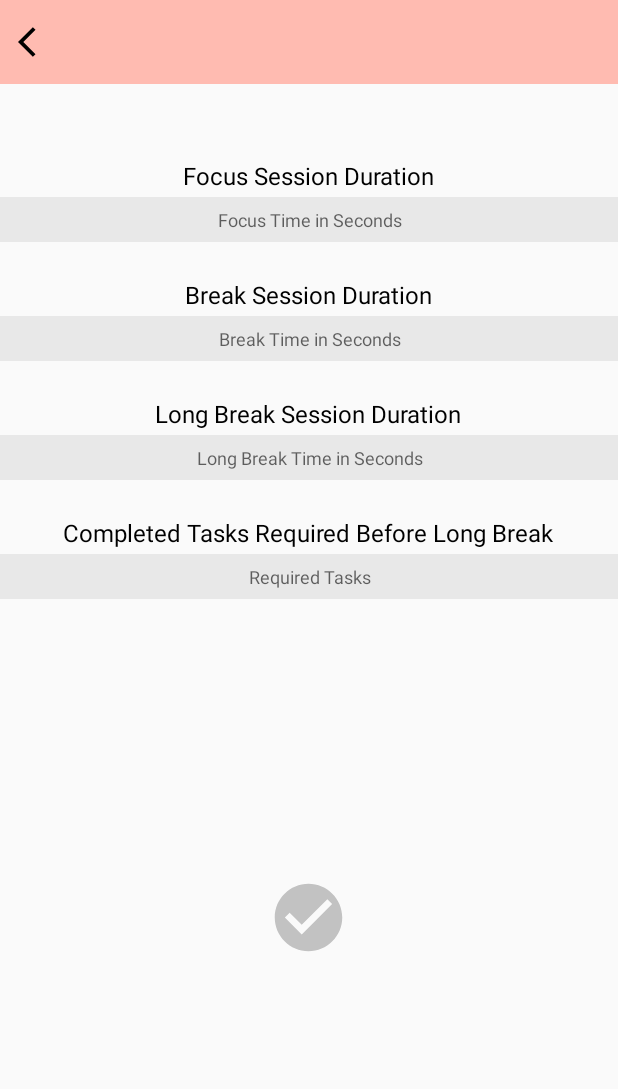
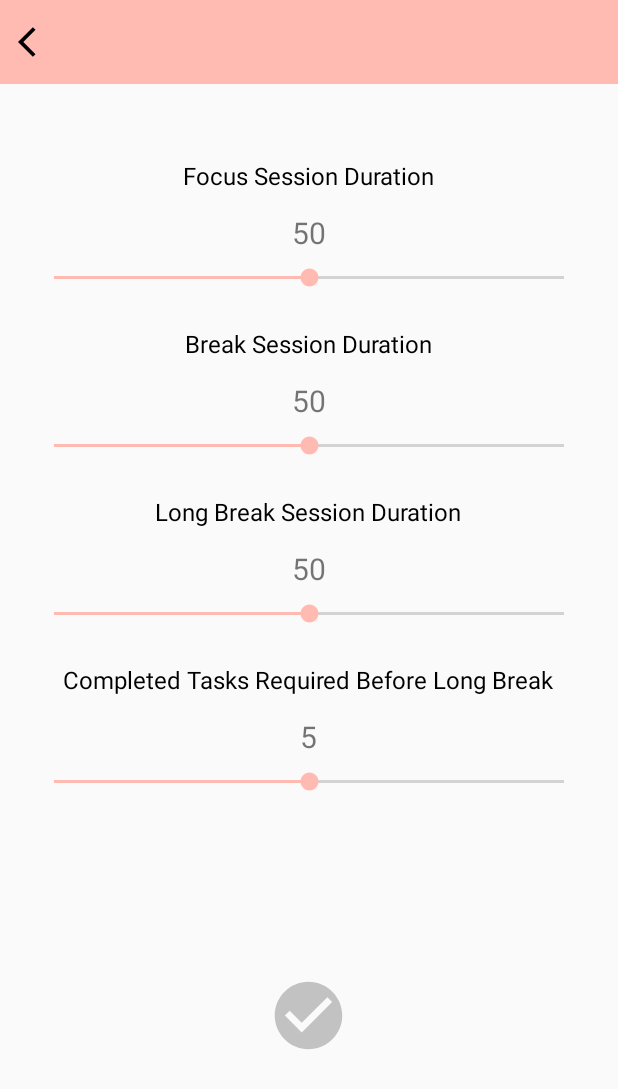
Before and after one commit to urieljefferson-mynt/Pomodowo, an Android app: the screen it shows after launch (MainActivity), after a tap on an icon or button, on a phone screen of 412 x 824 dp. Shown: the top 1089 px of the screen. Run offline under Robolectric (Android 15) with nearby library versions, the phone set to English and light mode, and no system bars.

Commit message:
added seekbar in app settings

```diff
--- a/app/src/main/res/layout/fragment_settings.xml
+++ b/app/src/main/res/layout/fragment_settings.xml
@@ -26,16 +26,27 @@
             android:layout_centerHorizontal="true"
             android:textColor="@color/black"/>
 
-        <EditText
-            android:id="@+id/et_focustime"
+        <TextView
+            android:id="@+id/tv_focusDuration"
+            android:layout_width="wrap_content"
+            android:layout_height="wrap_content"
+            android:text="50"
+            android:textSize="20sp"
+            android:layout_marginTop="35dp"
+            android:layout_centerHorizontal="true"/>
+
+        <SeekBar
+            android:id="@+id/sb_focus"
             android:layout_width="match_parent"
-            android:layout_height="30dp"
-            android:hint="Focus Time in Seconds"
-            android:textSize="12sp"
-            android:gravity="center"
-            android:background="#E8E8E8"
-            android:layout_marginTop="25dp"
-            android:inputType="number"/>
+            android:layout_height="wrap_content"
+            android:theme="@style/SeekBarColor"
+            android:layout_marginStart="20dp"
+            android:layout_marginTop="70dp"
+            android:layout_marginEnd="20dp"
+            android:max="100"
+            android:min="0"
+            android:progress="50" />
+
 
     </RelativeLayout>
 
@@ -53,16 +64,26 @@
             android:layout_centerHorizontal="true"
             android:textColor="@color/black"/>
 
-        <EditText
-            android:id="@+id/et_shortbreaktime"
+        <TextView
+            android:id="@+id/tv_breakDuration"
+            android:layout_width="wrap_content"
+            android:layout_height="wrap_content"
+            android:text="50"
+            android:textSize="20sp"
+            android:layout_marginTop="35dp"
+            android:layout_centerHorizontal="true"/>
+
+        <SeekBar
+            android:id="@+id/sb_break"
             android:layout_width="match_parent"
-            android:layout_height="30dp"
-            android:hint="Break Time in Seconds"
-            android:textSize="12sp"
-            android:gravity="center"
-            android:background="#E8E8E8"
-            android:layout_marginTop="25dp"
-            android:inputType="number"/>
+            android:layout_height="wrap_content"
+            android:theme="@style/SeekBarColor"
+            android:max="100"
+            android:min="0"
+            android:progress="50"
+            android:layout_marginStart="20dp"
+            android:layout_marginEnd="20dp"
+            android:layout_marginTop="70dp"/>
 
     </RelativeLayout>
 
@@ -80,16 +101,26 @@
             android:layout_centerHorizontal="true"
             android:textColor="@color/black"/>
 
-        <EditText
-            android:id="@+id/et_longbreaktime"
+        <TextView
+            android:id="@+id/tv_longBreakDuration"
+            android:layout_width="wrap_content"
+            android:layout_height="wrap_content"
+            android:text="50"
+            android:textSize="20sp"
+            android:layout_marginTop="35dp"
+            android:layout_centerHorizontal="true"/>
+
+        <SeekBar
+            android:id="@+id/sb_longBreak"
             android:layout_width="match_parent"
-            android:layout_height="30dp"
-            android:hint="Long Break Time in Seconds"
-            android:textSize="12sp"
-            android:gravity="center"
-            android:background="#E8E8E8"
-            android:layout_marginTop="25dp"
-            android:inputType="number"/>
+            android:layout_height="wrap_content"
+            android:theme="@style/SeekBarColor"
+            android:max="100"
+            android:min="0"
+            android:progress="50"
+            android:layout_marginStart="20dp"
+            android:layout_marginEnd="20dp"
+            android:layout_marginTop="70dp"/>
 
     </RelativeLayout>
 
@@ -107,16 +138,26 @@
             android:layout_centerHorizontal="true"
             android:textColor="@color/black"/>
 
-        <EditText
-            android:id="@+id/et_tasks"
+        <TextView
+            android:id="@+id/tv_completeTask"
+            android:layout_width="wrap_content"
+            android:layout_height="wrap_content"
+            android:text="5"
+            android:textSize="20sp"
+            android:layout_marginTop="35dp"
+            android:layout_centerHorizontal="true"/>
+
+        <SeekBar
+            android:id="@+id/sb_completeTask"
             android:layout_width="match_parent"
-            android:layout_height="30dp"
-            android:hint="Required Tasks"
-            android:textSize="12sp"
-            android:gravity="center"
-            android:background="#E8E8E8"
-            android:layout_marginTop="25dp"
-            android:inputType="number"/>
+            android:layout_height="wrap_content"
+            android:theme="@style/SeekBarColor"
+            android:max="10"
+            android:min="0"
+            android:progress="5"
+            android:layout_marginStart="20dp"
+            android:layout_marginEnd="20dp"
+            android:layout_marginTop="70dp"/>
 
     </RelativeLayout>
 
--- /dev/null
+++ b/app/src/main/res/values/styles.xml
@@ -0,0 +1,9 @@
+<?xml version="1.0" encoding="utf-8"?>
+<resources>
+
+    <style name="SeekBarColor"
+        parent="Widget.AppCompat.SeekBar">
+        <item name="colorAccent">@color/focus</item>
+    </style>
+
+</resources>
```
Also changed, not shown: app/src/main/java/ph/apper/android/pagatpatan/pomodowo/SettingsFragment.kt (+89 -3 lines), app/src/main/java/ph/apper/android/pagatpatan/pomodowo/WorkFragment.kt (+24 -21 lines), app/src/main/res/layout/fragment_work.xml (+3 -6 lines).
